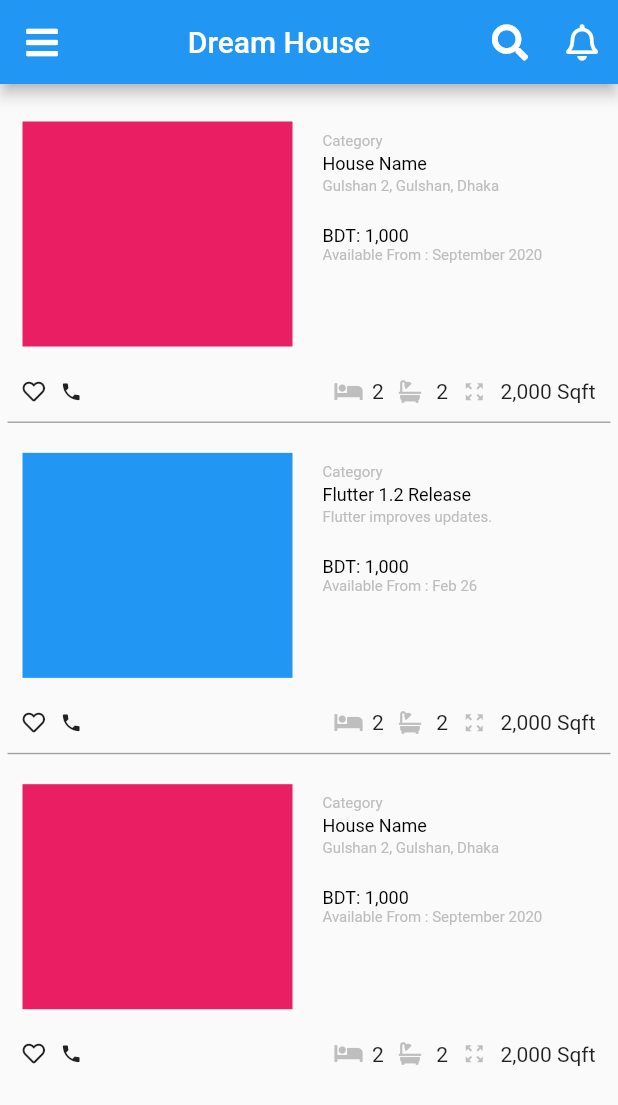
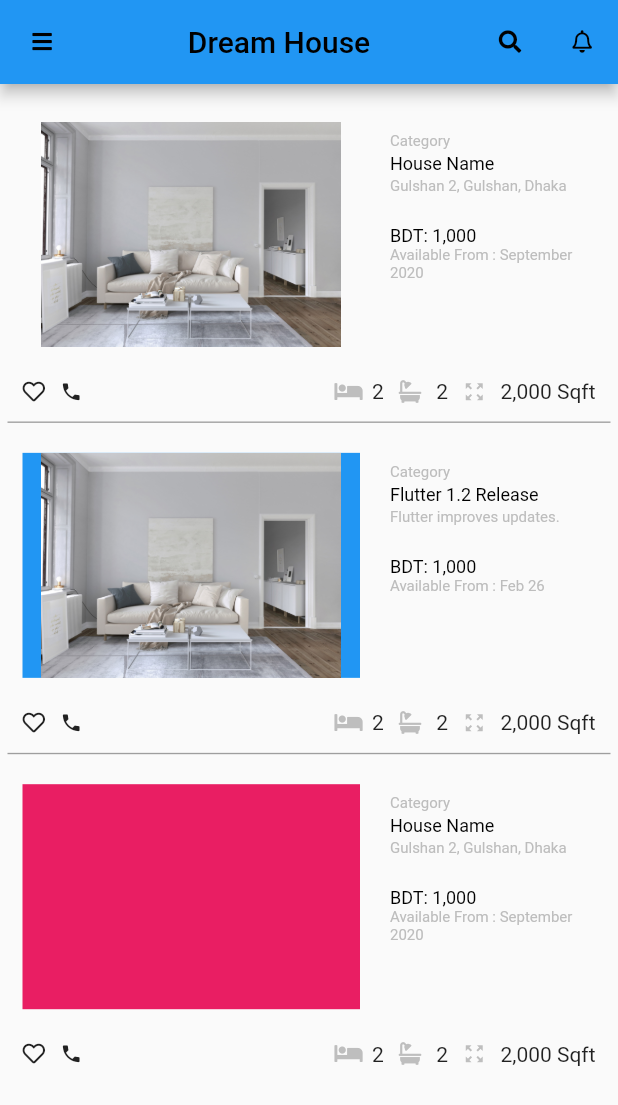
Before and after one commit to kabbo-nibir/Dream-House, a Flutter app: the screen it shows after launch, on a phone screen of 412 x 824 dp. Shown: the top 1105 px of the screen. Run offline on Flutter 3.47's test engine with Material 2 defaults, Android fonts, the phone set to English and light mode, and no system bars; our stand-ins replace font_awesome_flutter.

Commit message:
nearly complete

```diff
--- a/lib/Custom_List/customList.dart
+++ b/lib/Custom_List/customList.dart
@@ -6,7 +6,7 @@ import 'package:font_awesome_flutter/font_awesome_flutter.dart';
 class CustomListItemTwo extends StatelessWidget {
   CustomListItemTwo({
     Key key,
-    this.thumbnail,
+    this.widget,
     this.title,
     this.subtitle,
     this.category,
@@ -15,7 +15,7 @@ class CustomListItemTwo extends StatelessWidget {
     this.availFrom,
   }) : super(key: key);
 
-  final Widget thumbnail;
+  final Widget widget;
   final String title;
   final String subtitle;
   final String category;
@@ -34,8 +34,8 @@ class CustomListItemTwo extends StatelessWidget {
             crossAxisAlignment: CrossAxisAlignment.start,
             children: <Widget>[
               AspectRatio(
-                aspectRatio: 1.2,
-                child: thumbnail,
+                aspectRatio: 1.5,
+                child: widget,
               ),
               Expanded(
                 child: Padding(
--- a/lib/Main_Body/mainBody.dart
+++ b/lib/Main_Body/mainBody.dart
@@ -11,9 +11,9 @@ class AppBody extends StatelessWidget {
       padding: const EdgeInsets.all(5.0),
       children: <Widget>[
         CustomListItemTwo(
-          thumbnail: Container(
-            decoration: const BoxDecoration(color: Colors.pink),
-//            child: FlutterLogo(),
+          widget: Container(
+//            decoration: const BoxDecoration(color: Colors.pink),
+            child: Image(image: AssetImage('images/couch3.jpg')),
           ),
           title: 'House Name',
           title_1: 'BDT: 1,000',
@@ -29,8 +29,9 @@ class AppBody extends StatelessWidget {
           color: Colors.grey,
         )),
         CustomListItemTwo(
-          thumbnail: Container(
+          widget: Container(
             decoration: const BoxDecoration(color: Colors.blue),
+            child: Image(image: AssetImage('images/couch3.jpg')),
           ),
           title: 'Flutter 1.2 Release',
           title_1: 'BDT: 1,000',
@@ -41,12 +42,12 @@ class AppBody extends StatelessWidget {
         ),
         SizedBox(
             child: Container(
-              height: 0.9,
-              width: double.infinity,
-              color: Colors.grey,
-            )),
+          height: 0.9,
+          width: double.infinity,
+          color: Colors.grey,
+        )),
         CustomListItemTwo(
-          thumbnail: Container(
+          widget: Container(
             decoration: const BoxDecoration(color: Colors.pink),
 //            child: FlutterLogo(),
           ),
--- a/lib/main.dart
+++ b/lib/main.dart
@@ -16,19 +16,19 @@ class MyApp extends StatelessWidget {
       home: Scaffold(
         appBar: AppBar(
           leading: IconButton(
-            icon: const Icon(FontAwesomeIcons.bars),
+            icon: const Icon(FontAwesomeIcons.bars,size: 15.0,color: Colors.black,),
             //tooltip: 'Show Snackbar',
             onPressed: () {},
           ),//
-          title: Center(child: const Text(_title)),
+          title: Center(child: const Text(_title,style: TextStyle(color: Colors.black))),
           actions: <Widget>[
             IconButton(
-              icon: const Icon(FontAwesomeIcons.search),
+              icon: const Icon(FontAwesomeIcons.search,size: 15.0,color: Colors.black,),
               //tooltip: 'Show Snackbar',
               onPressed: () {},
             ),
             IconButton(
-              icon: const Icon(FontAwesomeIcons.bell),
+              icon: const Icon(FontAwesomeIcons.bell,size: 15.0,color: Colors.black,),
 //              tooltip: 'Next page',
               onPressed: () {},
             ),
```
Also changed, not shown: pubspec.yaml (+7 -3 lines), images/couch.jpg (added), images/couch1.jpg (added), images/couch2.jpg (added), images/couch3.jpg (added), images/home.svg (added), images/room.jpg (added).
